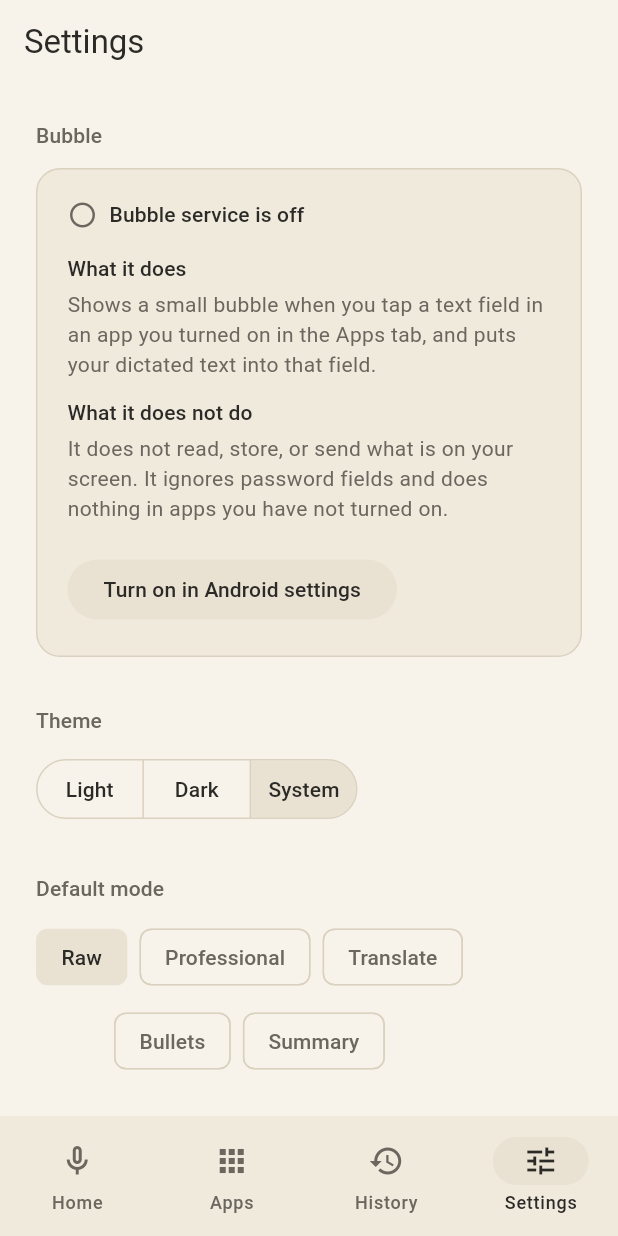
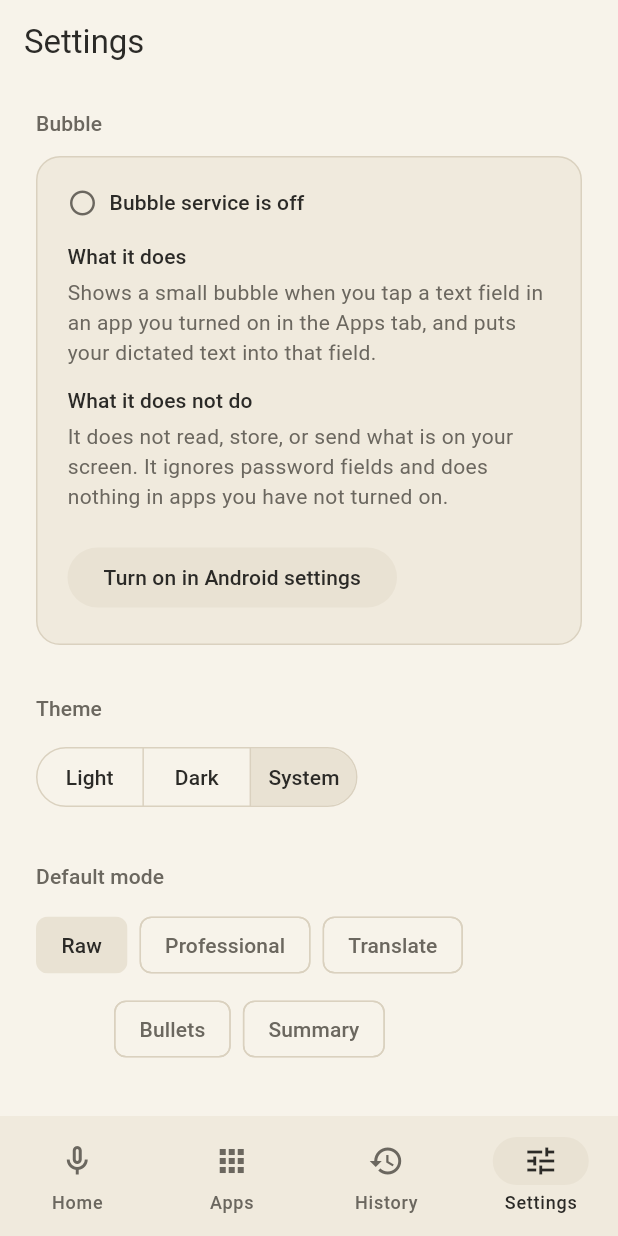
Before and after one commit to shahdivax/varnuvi, a Flutter app: the screen it shows after launch, item 4 of the bottom bar chosen, on a phone screen of 412 x 824 dp. Run offline on Flutter 3.47's test engine with Material 3 defaults, Android fonts, the phone set to English and light mode, and no system bars.

Commit message:
Polish 1: single page-padding constant for all screens

```diff
--- a/lib/screens/history_screen.dart
+++ b/lib/screens/history_screen.dart
@@ -2,6 +2,7 @@ import 'package:flutter/material.dart';
 
 import '../mock/mock_history.dart';
 import '../models/transcript.dart';
+import '../theme/app_spacing.dart';
 import '../widgets/history_tile.dart';
 import '../widgets/placeholder_view.dart';
 import 'history_detail_screen.dart';
@@ -34,7 +35,7 @@ class _HistoryScreenState extends State<HistoryScreen> {
       );
     }
     return ListView.separated(
-      padding: const EdgeInsets.fromLTRB(24, 16, 24, 24),
+      padding: AppSpacing.pageInsets,
       itemCount: _items.length,
       separatorBuilder: (_, __) => const SizedBox(height: 12),
       itemBuilder: (_, i) => HistoryTile(
--- a/lib/screens/home_screen.dart
+++ b/lib/screens/home_screen.dart
@@ -4,6 +4,7 @@ import '../mock/fake_dictation.dart';
 import '../mock/mock_data.dart';
 import '../models/mic_state.dart';
 import '../models/transcript_mode.dart';
+import '../theme/app_spacing.dart';
 import '../widgets/mic_button.dart';
 import '../widgets/mode_chips.dart';
 import '../widgets/transcript_card.dart';
@@ -29,7 +30,7 @@ class _HomeScreenState extends State<HomeScreen> {
   @override
   Widget build(BuildContext context) {
     return ListView(
-      padding: const EdgeInsets.fromLTRB(24, 16, 24, 24),
+      padding: AppSpacing.pageInsets,
       children: [
         ValueListenableBuilder<MicState>(
           valueListenable: _dictation,
--- a/lib/screens/settings_screen.dart
+++ b/lib/screens/settings_screen.dart
@@ -3,6 +3,7 @@ import 'package:flutter/material.dart';
 import '../mock/mock_languages.dart';
 import '../models/transcript_mode.dart';
 import '../settings/app_settings.dart';
+import '../theme/app_spacing.dart';
 import '../theme/theme_controller.dart';
 import '../widgets/accessibility_setup_card.dart';
 import '../widgets/account_placeholder_card.dart';
@@ -17,7 +18,7 @@ class SettingsScreen extends StatelessWidget {
   @override
   Widget build(BuildContext context) {
     return ListView(
-      padding: const EdgeInsets.fromLTRB(24, 24, 24, 24),
+      padding: AppSpacing.pageInsets,
       children: [
         const SettingsSection(
           title: 'Bubble',
--- /dev/null
+++ b/lib/theme/app_spacing.dart
@@ -0,0 +1,7 @@
+import 'package:flutter/widgets.dart';
+
+/// Shared layout spacing. Every screen uses the same side padding.
+abstract final class AppSpacing {
+  static const double page = 24;
+  static const EdgeInsets pageInsets = EdgeInsets.fromLTRB(page, 16, page, 24);
+}
--- a/lib/widgets/app_toggle_tile.dart
+++ b/lib/widgets/app_toggle_tile.dart
@@ -1,6 +1,7 @@
 import 'package:flutter/material.dart';
 
 import '../models/installed_app.dart';
+import '../theme/app_spacing.dart';
 
 /// One row on the Apps screen: the app's own icon, name, and bubble switch.
 class AppToggleTile extends StatelessWidget {
@@ -22,7 +23,10 @@ class AppToggleTile extends StatelessWidget {
     final scheme = Theme.of(context).colorScheme;
     final icon = app.icon;
     return SwitchListTile(
-      contentPadding: const EdgeInsets.symmetric(horizontal: 24, vertical: 4),
+      contentPadding: const EdgeInsets.symmetric(
+        horizontal: AppSpacing.page,
+        vertical: 4,
+      ),
       secondary: SizedBox.square(
         dimension: iconSize,
         child: icon == null
```
Also changed, not shown: lib/screens/apps_screen.dart (+13 -2 lines), lib/screens/history_detail_screen.dart (+7 -1 lines), 1 other file.
